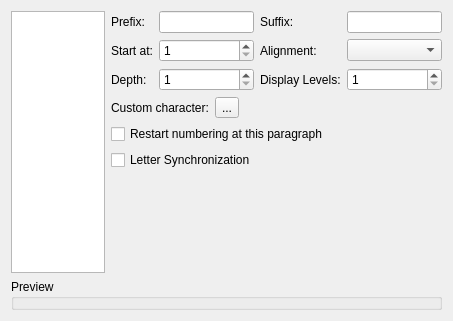
First picture: the form in plugins/textshape/dialogs/ParagraphBulletsNumbers.ui, repository KDE/krita, before the edit.
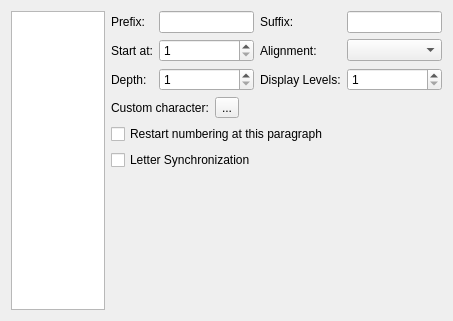
Second picture: the form after the edit. Custom widgets are drawn as their Qt base class.

Commit message: Preview layout uses QTextLayout for paragraph preview. It is still not perfect yet though Clean up paragraph dialog

```diff
--- a/plugins/textshape/dialogs/ParagraphBulletsNumbers.ui
+++ b/plugins/textshape/dialogs/ParagraphBulletsNumbers.ui
@@ -182,13 +182,6 @@
      </layout>
     </widget>
    </item>
-   <item row="1" column="0" colspan="2" >
-    <widget class="QGroupBox" name="previewPane" >
-     <property name="title" >
-      <string>Preview</string>
-     </property>
-    </widget>
-   </item>
   </layout>
  </widget>
  <customwidgets>
```
The commit also changes 18 other files.
